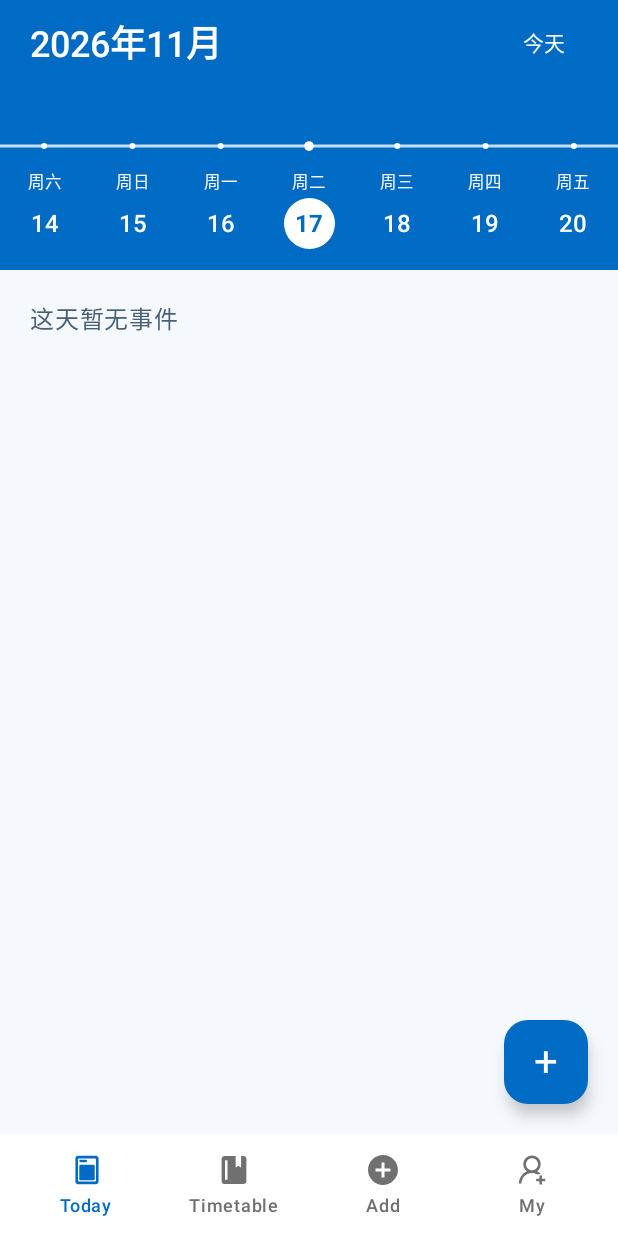
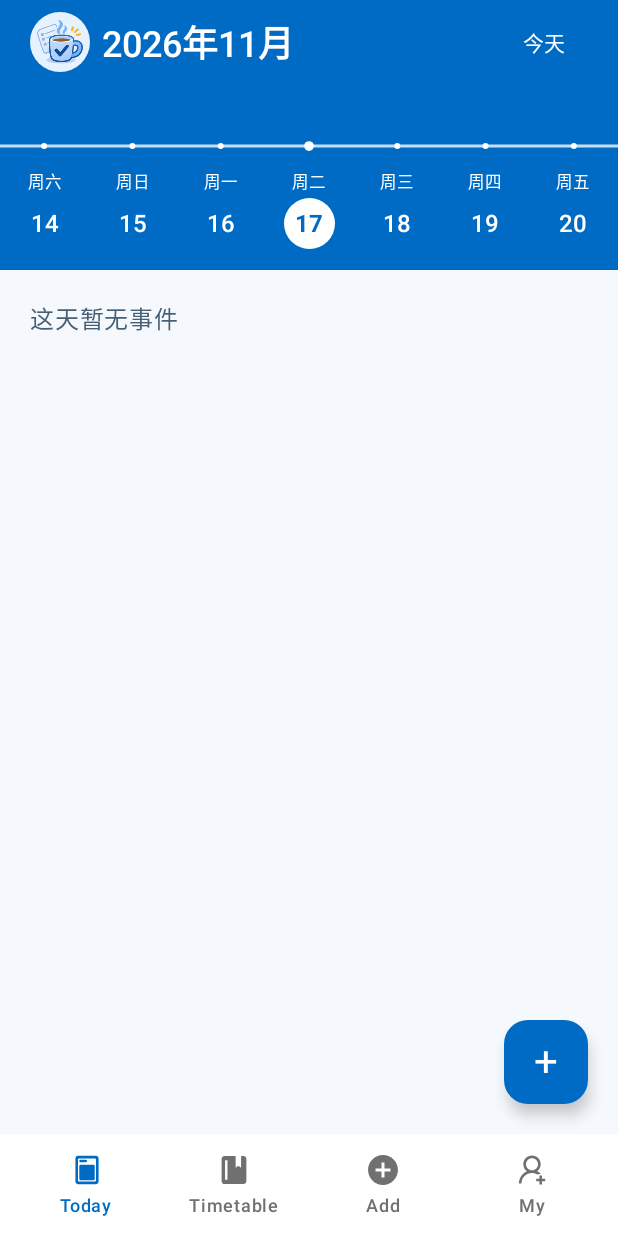
Before and after one commit to Rkgua/Next-to-do, an Android app built with Jetpack Compose: the screen it shows after launch (MainActivity), on a phone screen of 412 x 824 dp. Run offline under Robolectric (Android 15) with nearby library versions, the phone set to English and light mode, and no system bars.

Commit message:
Update NextTodo branding and launcher icon

```diff
--- a/app/src/main/AndroidManifest.xml
+++ b/app/src/main/AndroidManifest.xml
@@ -6,7 +6,9 @@
     <uses-permission android:name="android.permission.RECEIVE_BOOT_COMPLETED" />
 
     <application
-        android:label="Next to do"
+        android:label="@string/app_name"
+        android:icon="@mipmap/ic_launcher"
+        android:roundIcon="@mipmap/ic_launcher_round"
         android:theme="@style/Theme.NextToDo">
         <receiver android:name=".EventReminderReceiver" android:exported="false">
             <intent-filter>
--- a/app/src/main/java/com/nexttodo/app/TodayScreen.kt
+++ b/app/src/main/java/com/nexttodo/app/TodayScreen.kt
@@ -1,6 +1,7 @@
 package com.nexttodo.app
 
 import androidx.compose.foundation.Canvas
+import androidx.compose.foundation.Image
 import androidx.compose.foundation.layout.Arrangement
 import androidx.compose.foundation.layout.Box
 import androidx.compose.foundation.layout.BoxWithConstraints
@@ -39,6 +40,7 @@ import androidx.compose.ui.graphics.Color
 import androidx.compose.ui.graphics.Path
 import androidx.compose.ui.graphics.StrokeCap
 import androidx.compose.ui.graphics.drawscope.Stroke
+import androidx.compose.ui.res.painterResource
 import androidx.compose.ui.semantics.contentDescription
 import androidx.compose.ui.semantics.selected
 import androidx.compose.ui.semantics.semantics
@@ -128,8 +130,16 @@ private fun DateSelector(
         ) {
             Row(
                 Modifier.fillMaxWidth().padding(horizontal = 20.dp),
+                horizontalArrangement = Arrangement.spacedBy(8.dp),
                 verticalAlignment = Alignment.CenterVertically,
             ) {
+                Surface(color = MaterialTheme.colorScheme.primaryContainer, shape = CircleShape) {
+                    Image(
+                        painter = painterResource(R.drawable.nexttodo_logo),
+                        contentDescription = null,
+                        modifier = Modifier.size(40.dp).padding(4.dp),
+                    )
+                }
                 Text(
                     dayFor(state.currentPage).format(monthFormat),
                     style = MaterialTheme.typography.headlineSmall,
--- /dev/null
+++ b/app/src/main/res/mipmap-anydpi-v26/ic_launcher.xml
@@ -0,0 +1,4 @@
+<adaptive-icon xmlns:android="http://schemas.android.com/apk/res/android">
+    <background android:drawable="@color/ic_launcher_background" />
+    <foreground android:drawable="@drawable/ic_launcher_foreground" />
+</adaptive-icon>
--- /dev/null
+++ b/app/src/main/res/mipmap-anydpi-v26/ic_launcher_round.xml
@@ -0,0 +1,4 @@
+<adaptive-icon xmlns:android="http://schemas.android.com/apk/res/android">
+    <background android:drawable="@color/ic_launcher_background" />
+    <foreground android:drawable="@drawable/ic_launcher_foreground" />
+</adaptive-icon>
--- /dev/null
+++ b/app/src/main/res/values/colors.xml
@@ -0,0 +1,3 @@
+<resources>
+    <color name="ic_launcher_background">#E7F2FF</color>
+</resources>
--- /dev/null
+++ b/app/src/main/res/values/strings.xml
@@ -0,0 +1,3 @@
+<resources>
+    <string name="app_name">NextTodo</string>
+</resources>
```
Also changed, not shown: app/src/main/res/drawable-nodpi/ic_launcher_foreground.png (added), app/src/main/res/drawable-nodpi/nexttodo_logo.png (added).
